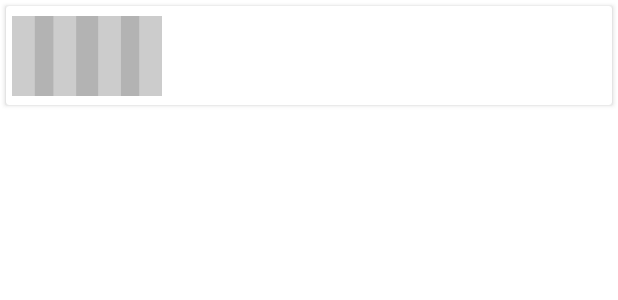
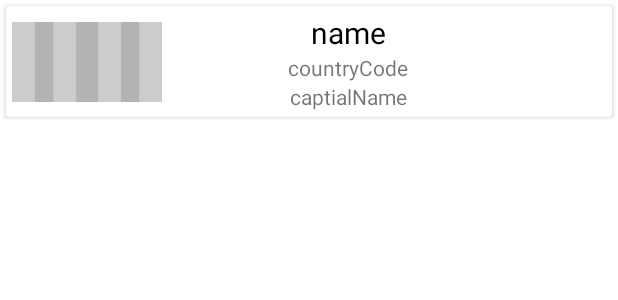
Before and after one commit to thomas-warrier/City-Guesser, an Android app: the layout card_country.xml on its own in the app's theme, with its tools: preview values and no code run, on a phone screen of 412 x 824 dp. Shown: the top 300 px of the screen. Run offline under Robolectric (Android 15) with nearby library versions, the phone set to English and light mode, and no system bars.

Commit message:
affichage info supp sur la card country

```diff
--- a/app/src/main/res/layout/card_country.xml
+++ b/app/src/main/res/layout/card_country.xml
@@ -24,38 +24,53 @@
 
         <TextView
             android:id="@+id/name"
-            android:layout_width="wrap_content"
+            android:layout_width="0dp"
             android:layout_height="wrap_content"
+            android:paddingHorizontal="8dp"
+            android:text="name"
+            android:textAlignment="center"
+            android:textColor="?colorOnSecondary"
+            android:textSize="20sp"
             app:fontFamily="@font/roboto"
+            app:layout_constraintBottom_toTopOf="@id/countryCode"
             app:layout_constraintEnd_toStartOf="@id/trophy_image"
             app:layout_constraintStart_toEndOf="@id/countryLogo"
             app:layout_constraintTop_toTopOf="parent" />
 
+
         <TextView
-            android:id="@+id/nativeName"
-            android:layout_width="wrap_content"
+            android:id="@+id/countryCode"
+            android:layout_width="0dp"
             android:layout_height="wrap_content"
+            android:text="countryCode"
+            android:textAlignment="center"
             app:fontFamily="@font/roboto"
+            app:layout_constraintBottom_toTopOf="@id/captialName"
             app:layout_constraintEnd_toStartOf="@id/trophy_image"
             app:layout_constraintStart_toEndOf="@id/countryLogo"
             app:layout_constraintTop_toBottomOf="@id/name" />
 
         <TextView
-            android:id="@+id/region"
-            android:layout_width="wrap_content"
+            android:id="@+id/captialName"
+            android:layout_width="0dp"
             android:layout_height="wrap_content"
+            android:text="captialName"
+            android:textAlignment="center"
             app:fontFamily="@font/roboto"
+            app:layout_constraintBottom_toBottomOf="parent"
             app:layout_constraintEnd_toStartOf="@id/trophy_image"
             app:layout_constraintStart_toEndOf="@id/countryLogo"
-            app:layout_constraintTop_toBottomOf="@id/nativeName" />
+            app:layout_constraintTop_toBottomOf="@id/countryCode" />
 
 
         <ImageView
             android:id="@+id/trophy_image"
             android:layout_width="48dp"
             android:layout_height="48dp"
+            android:contentDescription="Logo d'un trophé"
             android:src="@mipmap/trophy_cup_foreground"
             android:visibility="invisible"
+
             app:layout_constraintBottom_toBottomOf="parent"
             app:layout_constraintEnd_toEndOf="parent"
             app:layout_constraintTop_toTopOf="parent" />
```
Also changed, not shown: app/src/main/java/com/example/projetfinalekotlin/ImageLoading.kt (+8 -1 lines), app/src/main/java/com/example/projetfinalekotlin/country/CountryActivity.kt (+16 -8 lines), app/src/main/java/com/example/projetfinalekotlin/country/CountryAdapter.kt (+19 -0 lines), app/src/main/java/com/example/projetfinalekotlin/country/CountryViewHolder.kt (+5 -4 lines), app/src/main/java/com/example/projetfinalekotlin/retrofit/RetrofitGoogleHelper.kt (+19 -0 lines).
